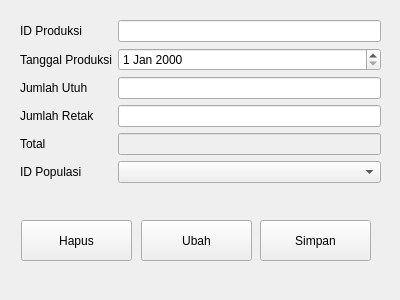
The window that formproduksi.ui (adiyatzzz/siram) describes before a commit, drawn with Qt 5.
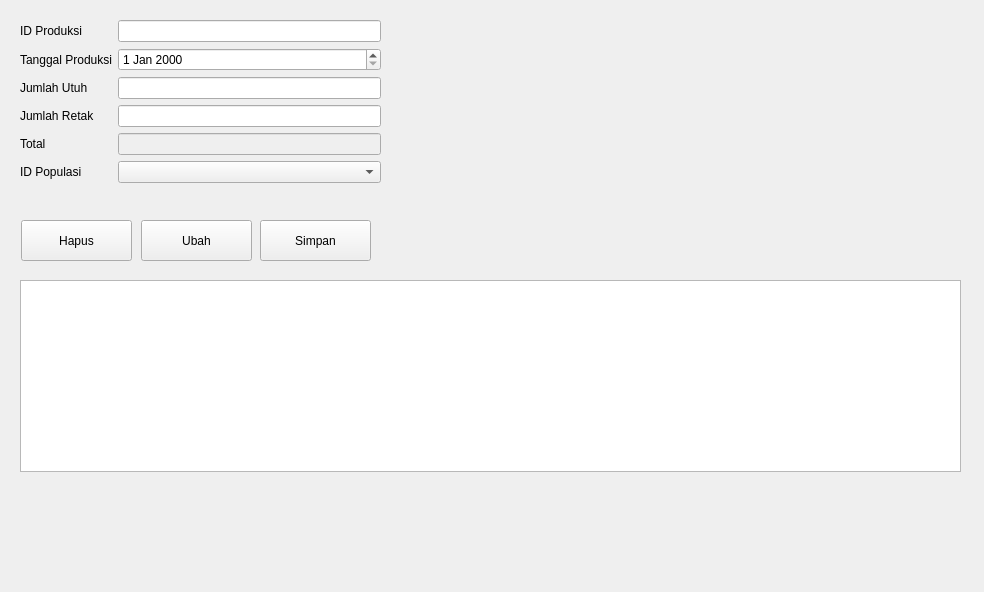
The same window after the commit.

Commit message: Add table view

What changed in the file:
```diff
--- a/formproduksi.ui
+++ b/formproduksi.ui
@@ -6,8 +6,8 @@
    <rect>
     <x>0</x>
     <y>0</y>
-    <width>400</width>
-    <height>300</height>
+    <width>984</width>
+    <height>592</height>
    </rect>
   </property>
   <property name="windowTitle">
@@ -128,6 +128,16 @@
     <string>Hapus</string>
    </property>
   </widget>
+  <widget class="QTableView" name="tableProduksi">
+   <property name="geometry">
+    <rect>
+     <x>20</x>
+     <y>280</y>
+     <width>941</width>
+     <height>192</height>
+    </rect>
+   </property>
+  </widget>
  </widget>
  <resources/>
  <connections/>
```
The commit also changes 14 other files.
